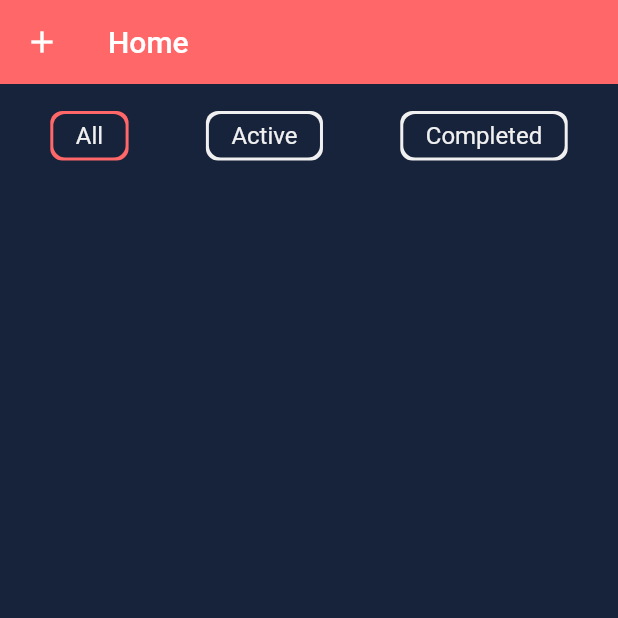
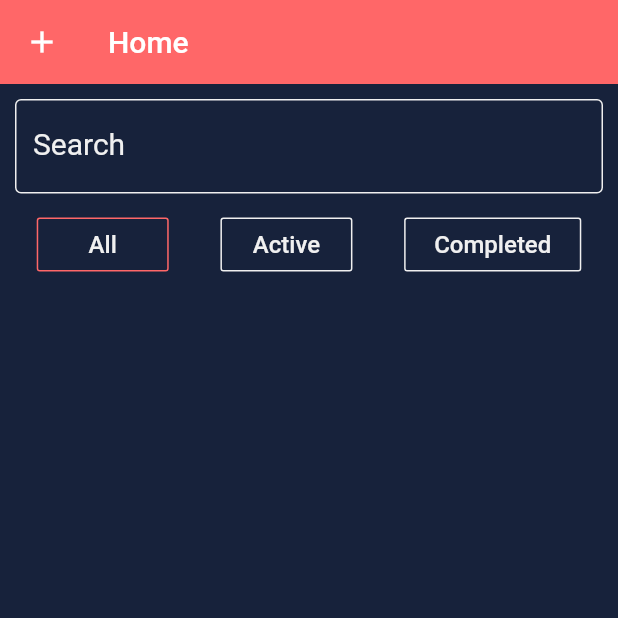
Before and after one commit to elisbergling/todo, a Flutter app: the screen it shows after launch, on a phone screen of 412 x 824 dp, the top half of it. Run offline on Flutter 3.47's test engine with Material 2 defaults, Android fonts, the phone set to English and light mode, and no system bars; our stand-ins replace flutter_hooks, hive, hive_flutter, hooks_riverpod; accounts and stored records are empty; generated files the repository leaves out were written again.

Commit message:
added search

```diff
--- a/lib/main.dart
+++ b/lib/main.dart
@@ -3,6 +3,7 @@ import 'package:hive/hive.dart';
 import 'package:hooks_riverpod/all.dart';
 import 'package:path_provider/path_provider.dart';
 import 'package:todo/pages/home_screen.dart';
+import 'constants/colors.dart';
 import 'constants/strings.dart';
 import 'models/todo.dart';
 
@@ -22,6 +23,27 @@ class MyApp extends StatelessWidget {
       title: 'Todo',
       debugShowCheckedModeBanner: false,
       theme: ThemeData(
+        appBarTheme: AppBarTheme(
+          color: RED,
+          elevation: 0,
+        ),
+        inputDecorationTheme: InputDecorationTheme(
+          focusedBorder: OutlineInputBorder(
+            borderSide: BorderSide(color: RED),
+          ),
+          enabledBorder: OutlineInputBorder(
+            borderSide: BorderSide(color: WHITE),
+          ),
+          errorBorder: OutlineInputBorder(
+            borderSide: BorderSide(color: ERROR_COLOR),
+          ),
+          focusedErrorBorder: OutlineInputBorder(
+            borderSide: BorderSide(color: ERROR_COLOR),
+          ),
+          labelStyle: TextStyle(color: WHITE),
+          helperStyle: TextStyle(color: WHITE),
+        ),
+        scaffoldBackgroundColor: DARKEST,
         visualDensity: VisualDensity.adaptivePlatformDensity,
       ),
       home: HomeScreen(),
--- a/lib/models/todo.dart
+++ b/lib/models/todo.dart
@@ -10,10 +10,13 @@ class Todo {
   final String description;
   @HiveField(2)
   final bool isDone;
+  @HiveField(3)
+  final String id;
 
   Todo({
     this.title,
     this.description,
     this.isDone,
+    this.id,
   });
 }
--- a/lib/pages/error_screen.dart
+++ b/lib/pages/error_screen.dart
@@ -9,9 +9,7 @@ class ErrorScreen extends StatelessWidget {
   @override
   Widget build(BuildContext context) {
     return Scaffold(
-      backgroundColor: DARKEST,
       appBar: AppBar(
-        backgroundColor: RED,
         title: Text('Error'),
       ),
       body: SingleChildScrollView(
--- a/lib/pages/home_screen.dart
+++ b/lib/pages/home_screen.dart
@@ -1,6 +1,5 @@
 import 'package:flutter/material.dart';
 import 'package:flutter_hooks/flutter_hooks.dart';
-import 'package:hive/hive.dart';
 import 'package:hive_flutter/hive_flutter.dart';
 import 'package:hooks_riverpod/all.dart';
 import 'package:todo/constants/colors.dart';
@@ -12,27 +11,19 @@ import 'package:todo/widgets/filter_button.dart';
 import 'package:todo/widgets/todo_item.dart';
 
 class HomeScreen extends HookWidget {
-  List<Todo> func(List<Todo> t, StateController<TodoFilter> todoFilter) {
-    switch (todoFilter.state) {
-      case TodoFilter.done:
-        return t.where((todo) => todo.isDone).toList();
-      case TodoFilter.notDone:
-        return t.where((todo) => !todo.isDone).toList();
-      case TodoFilter.all:
-      default:
-        return t;
-    }
-  }
-
   @override
   Widget build(BuildContext context) {
     final todos = useProvider(hiveTodosProvider);
     final todoFilter = useProvider(todoFilterProvider);
-    return Scaffold(
-      backgroundColor: DARKEST,
+    final searchContoller = useProvider(searchContollerProvider);
+    final todosListenable =
+        useValueListenable(todos.getTodos().listenable()).values.toList();
+    final sortedTodos =
+        useProvider(sortedTodosProvider(todosListenable)).toList();
+    return GestureDetector(
+      onTap: () => FocusScope.of(context).unfocus(),
+      child: Scaffold(
         appBar: AppBar(
-        backgroundColor: RED,
-        elevation: 0,
           title: Text('Home'),
           leading: IconButton(
             icon: Icon(Icons.add),
@@ -41,7 +32,6 @@ class HomeScreen extends HookWidget {
                 builder: (_) => AddTodoScreen(
                   isNew: true,
                   todo: null,
-                i: null,
                 ),
               ),
             ),
@@ -49,18 +39,33 @@ class HomeScreen extends HookWidget {
         ),
         body: Stack(
           children: [
-          ValueListenableBuilder(
-            valueListenable: todos.getTodos().listenable(),
-            builder: (context, Box<Todo> tB, _) {
-              final t = func(tB.values.toList(), todoFilter);
-              return ListView.builder(
+            ListView.builder(
               itemBuilder: (context, i) {
-                  Todo todo = t[i];
+                Todo todo = sortedTodos[i];
                 return TodoItem(todo: todo, i: i);
               },
-                itemCount: t.length,
-              );
-            },
+              itemCount: sortedTodos.length,
+            ),
+            Column(
+              children: [
+                Container(
+                  color: DARKEST,
+                  margin: const EdgeInsets.only(
+                    top: 10,
+                    right: 10,
+                    left: 10,
+                  ),
+                  child: TextField(
+                    onChanged: (v) => searchContoller.state = v,
+                    maxLines: 1,
+                    minLines: 1,
+                    cursorColor: RED,
+                    style: TextStyle(
+                      color: WHITE,
+                      fontSize: 20,
+                    ),
+                    decoration: InputDecoration(labelText: 'Search'),
+                  ),
                 ),
                 Row(
                   mainAxisAlignment: MainAxisAlignment.spaceEvenly,
@@ -84,6 +89,9 @@ class HomeScreen extends HookWidget {
                 ),
               ],
             ),
+          ],
+        ),
+      ),
     );
   }
 }
--- a/lib/pages/loading_screen.dart
+++ b/lib/pages/loading_screen.dart
@@ -1,13 +1,10 @@
 import 'package:flutter/material.dart';
-import 'package:todo/constants/colors.dart';
 
 class LoadingScreen extends StatelessWidget {
   @override
   Widget build(BuildContext context) {
     return Scaffold(
-      backgroundColor: DARKEST,
       appBar: AppBar(
-        backgroundColor: RED,
         title: Text('Home'),
       ),
       body: Center(child: CircularProgressIndicator()),
--- a/lib/providers/providers.dart
+++ b/lib/providers/providers.dart
@@ -1,7 +1,18 @@
 import 'package:hooks_riverpod/all.dart';
 import 'package:todo/constants/todo_filter.dart';
+import 'package:todo/models/todo.dart';
 import 'package:todo/services/hive_todo.dart';
 
 final hiveTodosProvider = Provider<HiveTodo>((ref) => HiveTodo());
 
-final todoFilterProvider = StateProvider((_) => TodoFilter.all);
+final todoFilterProvider = StateProvider<TodoFilter>((_) => TodoFilter.all);
+
+final searchContollerProvider = StateProvider<String>((_) => '');
+
+final sortedTodosProvider = Provider.family<List<Todo>, List<Todo>>(
+  (ref, todos) => ref.watch(hiveTodosProvider).sortedTodos(
+        searchText: ref.watch(searchContollerProvider).state,
+        todos: todos,
+        todoFilter: ref.watch(todoFilterProvider),
+      ),
+);
--- a/lib/widgets/filter_button.dart
+++ b/lib/widgets/filter_button.dart
@@ -21,27 +21,17 @@ class FilterButton extends StatelessWidget {
 
   @override
   Widget build(BuildContext context) {
-    return GestureDetector(
-      onTap: () => todoFilter.state = todoFilterEnum,
-      child: Container(
-        margin: const EdgeInsets.all(20),
-        decoration: BoxDecoration(
-            color: DARKEST,
-            borderRadius: BorderRadius.circular(8),
-            boxShadow: [
-              BoxShadow(
-                color: textColorForBorder(),
-                spreadRadius: 2,
-                blurRadius: 0,
-              ),
-            ]),
-        child: Padding(
-          padding: const EdgeInsets.symmetric(vertical: 5, horizontal: 15),
-          child: Text(
-            text,
-            textAlign: TextAlign.center,
-            style: TextStyle(color: WHITE, fontSize: 16),
-          ),
+    return Container(
+      margin: const EdgeInsets.symmetric(vertical: 10, horizontal: 10),
+      child: OutlineButton(
+        onPressed: () => todoFilter.state = todoFilterEnum,
+        color: DARKEST,
+        borderSide: BorderSide(color: textColorForBorder()),
+        padding: const EdgeInsets.symmetric(vertical: 5, horizontal: 20),
+        child: Text(
+          text,
+          textAlign: TextAlign.center,
+          style: TextStyle(color: WHITE, fontSize: 16),
         ),
       ),
     );
```
Also changed, not shown: lib/pages/add_todo_screen.dart (+8 -41 lines), lib/services/hive_todo.dart (+51 -20 lines), lib/widgets/todo_item.dart (+11 -6 lines), lib/models/todo.g.dart. Lines whose indentation alone changed are shown as unchanged.
